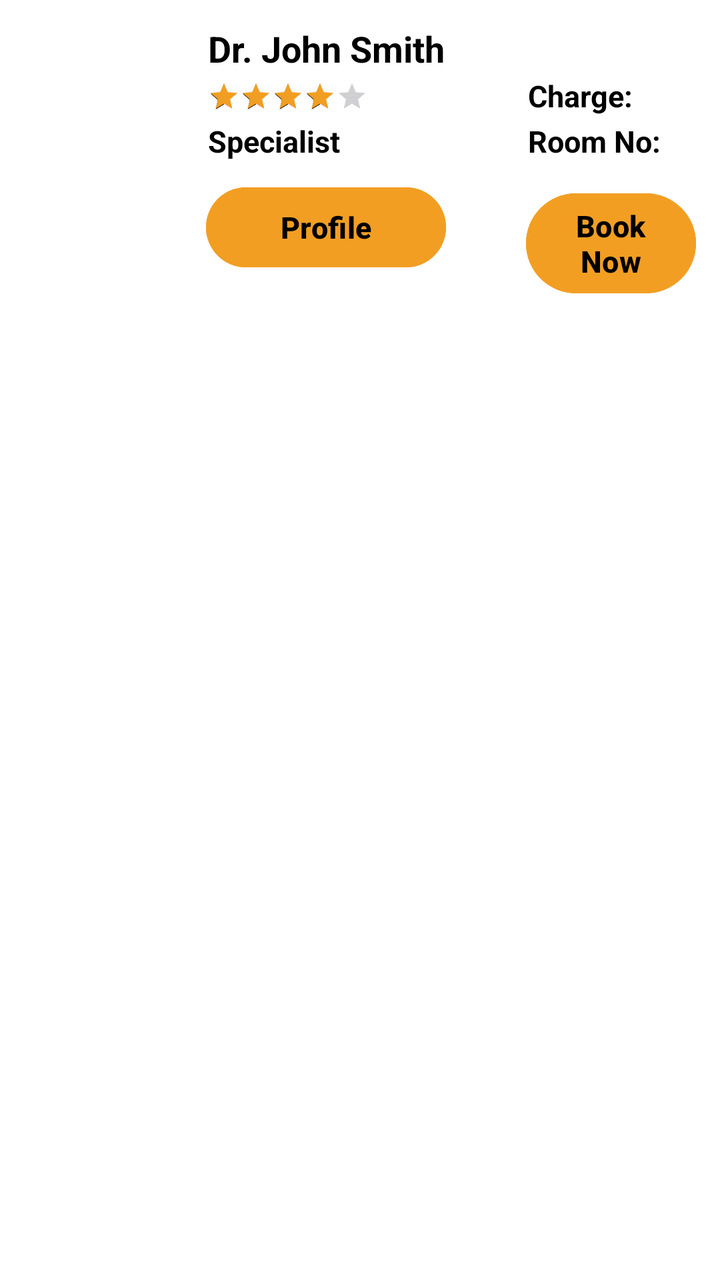
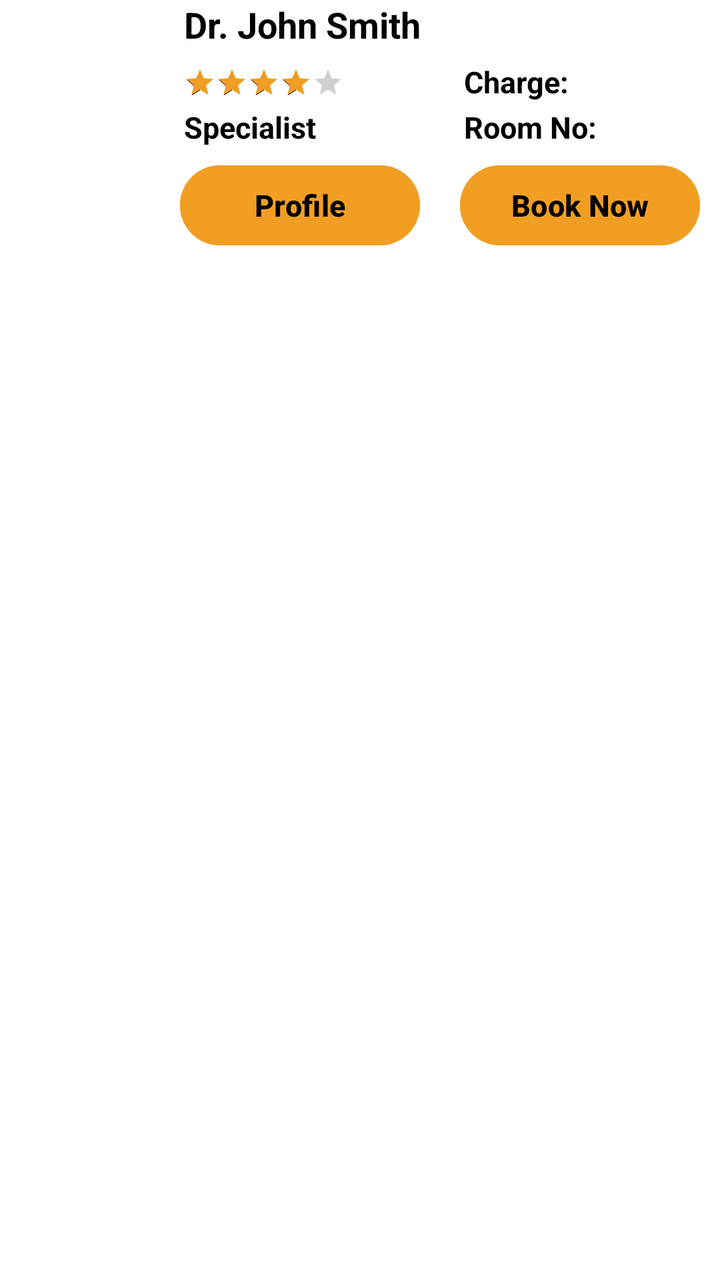

Two renders of the same Android screen: before a commit and after it. Below are the layout's source before the change and the commit's diff.
<!-- AndroidManifest.xml: application theme Theme.DoctorRank223410 -->
<!-- res/layout/doctor_adapter_row.xml -->
<?xml version="1.0" encoding="utf-8"?>
<RelativeLayout xmlns:android="http://schemas.android.com/apk/res/android"
    android:layout_width="match_parent"
    android:layout_height="150dp"
    xmlns:tools="http://schemas.android.com/tools"
    android:padding="12dp"
    android:background="#FFFFFF"
    android:layout_marginBottom="12dp">
    <ImageView
        android:id="@+id/doctorPhoto"
        android:layout_width="80dp"
        android:layout_height="80dp"
        android:layout_alignParentStart="true"
        android:layout_marginEnd="12dp"/>

    <TextView
        android:id="@+id/doctorName"
        android:layout_width="wrap_content"
        android:layout_height="wrap_content"
        android:text="Dr. John Smith"
        android:textSize="18sp"
        android:textStyle="bold"
        android:textColor="#000000"
        android:layout_toEndOf="@id/doctorPhoto"
        android:layout_alignTop="@id/doctorPhoto"/>


    <RatingBar
        android:id="@+id/doctorRating"
        style="?android:attr/ratingBarStyleSmall"
        android:layout_width="wrap_content"
        android:layout_height="wrap_content"
        android:numStars="5"
        android:stepSize="0.5"
        android:rating="4"
        android:isIndicator="true"
        android:progressTint="#f29e23"
        android:secondaryProgressTint="#000000"
        android:layout_toEndOf="@id/doctorPhoto"
        android:layout_below="@id/doctorName"
        android:layout_marginTop="4dp"/>

    <TextView
        android:id="@+id/doctorSpeciality"
        android:layout_width="140dp"
        android:layout_height="wrap_content"
        android:text="Specialist "
        android:textColor="#000000"
        android:textStyle="bold"
        android:textSize="15dp"
        android:layout_marginRight="20dp"
        android:layout_toEndOf="@id/doctorPhoto"
        android:layout_below="@id/doctorRating"
        android:layout_marginTop="4dp"/>

    <TextView
        android:id="@+id/doctorCharge"
        android:layout_width="wrap_content"
        android:layout_height="wrap_content"
        android:layout_below="@id/doctorRating"
        android:layout_marginStart="80dp"
        android:layout_marginTop="-19dp"
        android:layout_toEndOf="@id/doctorRating"
        android:text="Charge: "
        android:textColor="#000000"
        android:textSize="15dp"
        android:textStyle="bold" />

    <TextView
        android:id="@+id/doctorRoom"
        android:layout_width="120dp"
        android:layout_height="wrap_content"
        android:layout_below="@id/doctorRating"
        android:layout_marginTop="4dp"
        android:layout_toEndOf="@id/doctorSpeciality"
        android:text="Room No: "
        android:textColor="#000000"
        android:textSize="15dp"
        android:textStyle="bold" />

    <Button
        android:id="@+id/profile"
        android:layout_width="120dp"
        android:layout_height="wrap_content"
        android:layout_below="@id/doctorSpeciality"
        android:layout_alignParentStart="true"
        android:layout_marginStart="91dp"
        android:layout_marginTop="9dp"
        android:text="Profile"
        android:textColor="#000000"
        android:backgroundTint="#f29e23"
        android:textSize="15dp"
        android:textStyle="bold" />
    <Button
        android:id="@+id/bookNow"
        android:layout_width="120dp"
        android:layout_height="wrap_content"
        android:layout_below="@id/doctorSpeciality"
        android:layout_marginStart="40dp"
        android:layout_marginTop="12dp"
        android:layout_toEndOf="@id/profile"
        android:text="Book Now"
        android:textColor="#000000"
        android:backgroundTint="#f29e23"
        android:textSize="15dp"
        android:textStyle="bold" />
</RelativeLayout>
<!-- resources referenced by this layout -->
<resources>
  <style name="Theme.DoctorRank223410" parent="Base.Theme.DoctorRank223410" />
  <style name="Base.Theme.DoctorRank223410" parent="Theme.Material3.DayNight.NoActionBar">
          
          
      </style>
</resources>

<!-- the commit's change to res/layout/doctor_adapter_row.xml (unified diff, before → after) -->
@@ -3,8 +3,8 @@
     android:layout_width="match_parent"
     android:layout_height="150dp"
     xmlns:tools="http://schemas.android.com/tools"
-    android:padding="12dp"
     android:background="#FFFFFF"
+    android:layout_marginTop="5dp"
     android:layout_marginBottom="12dp">
     <ImageView
         android:id="@+id/doctorPhoto"
@@ -22,7 +22,8 @@
         android:textStyle="bold"
         android:textColor="#000000"
         android:layout_toEndOf="@id/doctorPhoto"
-        android:layout_alignTop="@id/doctorPhoto"/>
+        android:layout_alignTop="@id/doctorPhoto"
+        android:layout_marginBottom="5dp"/>
 
 
     <RatingBar
@@ -42,7 +43,7 @@
 
     <TextView
         android:id="@+id/doctorSpeciality"
-        android:layout_width="140dp"
+        android:layout_width="120dp"
         android:layout_height="wrap_content"
         android:text="Specialist "
         android:textColor="#000000"
@@ -58,7 +59,7 @@
         android:layout_width="wrap_content"
         android:layout_height="wrap_content"
         android:layout_below="@id/doctorRating"
-        android:layout_marginStart="80dp"
+        android:layout_marginStart="60dp"
         android:layout_marginTop="-19dp"
         android:layout_toEndOf="@id/doctorRating"
         android:text="Charge: "
@@ -68,7 +69,7 @@
 
     <TextView
         android:id="@+id/doctorRoom"
-        android:layout_width="120dp"
+        android:layout_width="100dp"
         android:layout_height="wrap_content"
         android:layout_below="@id/doctorRating"
         android:layout_marginTop="4dp"
@@ -84,8 +85,8 @@
         android:layout_height="wrap_content"
         android:layout_below="@id/doctorSpeciality"
         android:layout_alignParentStart="true"
-        android:layout_marginStart="91dp"
-        android:layout_marginTop="9dp"
+        android:layout_marginStart="90dp"
+        android:layout_marginTop="5dp"
         android:text="Profile"
         android:textColor="#000000"
         android:backgroundTint="#f29e23"
@@ -96,8 +97,8 @@
         android:layout_width="120dp"
         android:layout_height="wrap_content"
         android:layout_below="@id/doctorSpeciality"
-        android:layout_marginStart="40dp"
-        android:layout_marginTop="12dp"
+        android:layout_marginStart="20dp"
+        android:layout_marginTop="5dp"
         android:layout_toEndOf="@id/profile"
         android:text="Book Now"
         android:textColor="#000000"
